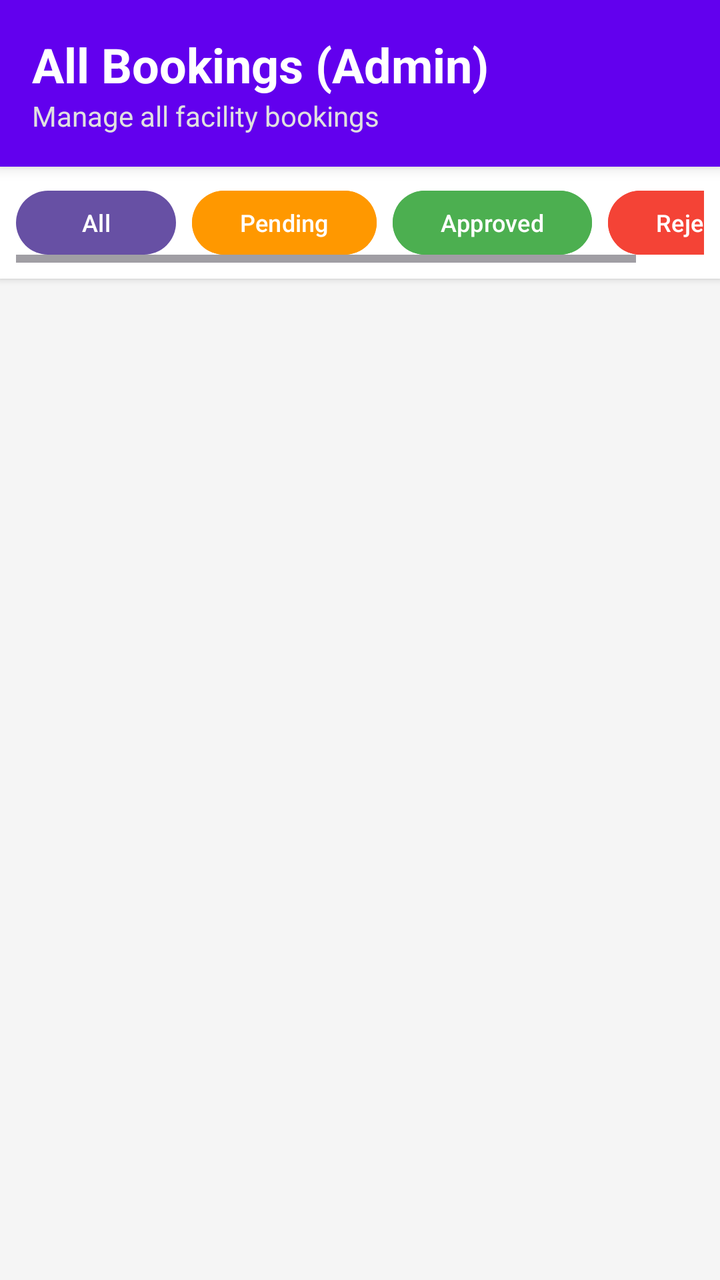
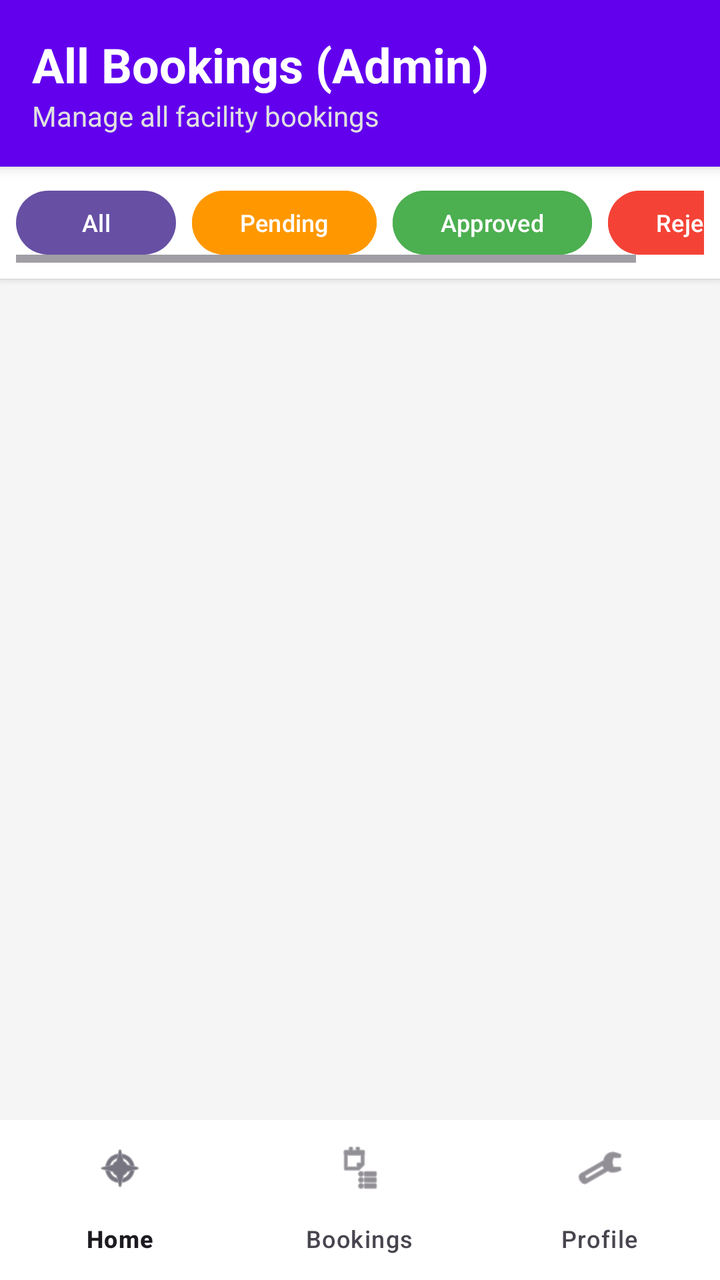

Before-and-after screenshots of an Android layout around one commit, followed by the original layout XML and the change that was made.
<!-- AndroidManifest.xml: application theme Theme.FacilityBooking -->
<!-- res/layout/activity_admin_bookings.xml -->
<?xml version="1.0" encoding="utf-8"?>
<RelativeLayout xmlns:android="http://schemas.android.com/apk/res/android"
    xmlns:app="http://schemas.android.com/apk/res-auto"
    xmlns:tools="http://schemas.android.com/tools"
    android:layout_width="match_parent"
    android:layout_height="match_parent"
    android:background="#F5F5F5"
    tools:context=".AdminBookingsActivity">

    <LinearLayout
        android:id="@+id/titleBar"
        android:layout_width="match_parent"
        android:layout_height="wrap_content"
        android:orientation="vertical"
        android:background="@color/design_default_color_primary"
        android:padding="16dp"
        android:elevation="4dp">

        <TextView
            android:layout_width="wrap_content"
            android:layout_height="wrap_content"
            android:text="All Bookings (Admin)"
            android:textSize="24sp"
            android:textStyle="bold"
            android:textColor="#FFFFFF" />

        <TextView
            android:layout_width="wrap_content"
            android:layout_height="wrap_content"
            android:text="Manage all facility bookings"
            android:textSize="14sp"
            android:textColor="#E0E0E0" />

    </LinearLayout>

    
    <HorizontalScrollView
        android:id="@+id/filterBar"
        android:layout_width="match_parent"
        android:layout_height="wrap_content"
        android:layout_below="@id/titleBar"
        android:padding="8dp"
        android:background="#FFFFFF"
        android:elevation="2dp">

        <LinearLayout
            android:layout_width="wrap_content"
            android:layout_height="wrap_content"
            android:orientation="horizontal">

            <Button
                android:id="@+id/btnFilterAll"
                android:layout_width="wrap_content"
                android:layout_height="40dp"
                android:text="All"
                android:textSize="12sp"
                android:layout_marginEnd="8dp"
                android:minWidth="80dp" />

            <Button
                android:id="@+id/btnFilterPending"
                android:layout_width="wrap_content"
                android:layout_height="40dp"
                android:text="Pending"
                android:textSize="12sp"
                android:layout_marginEnd="8dp"
                android:backgroundTint="#FF9800"
                android:minWidth="80dp" />

            <Button
                android:id="@+id/btnFilterApproved"
                android:layout_width="wrap_content"
                android:layout_height="40dp"
                android:text="Approved"
                android:textSize="12sp"
                android:layout_marginEnd="8dp"
                android:backgroundTint="#4CAF50"
                android:minWidth="80dp" />

            <Button
                android:id="@+id/btnFilterRejected"
                android:layout_width="wrap_content"
                android:layout_height="40dp"
                android:text="Rejected"
                android:textSize="12sp"
                android:backgroundTint="#F44336"
                android:minWidth="80dp" />

        </LinearLayout>

    </HorizontalScrollView>

    <androidx.recyclerview.widget.RecyclerView
        android:id="@+id/rvAdminBookings"
        android:layout_width="match_parent"
        android:layout_height="match_parent"
        android:layout_below="@id/filterBar"
        android:paddingTop="8dp"
        android:paddingBottom="8dp" />

    <TextView
        android:id="@+id/tvEmptyState"
        android:layout_width="wrap_content"
        android:layout_height="wrap_content"
        android:layout_centerInParent="true"
        android:text="No bookings found"
        android:textSize="16sp"
        android:textColor="#999999"
        android:visibility="gone" />

</RelativeLayout>
<!-- resources referenced by this layout -->
<resources>
  <style name="Theme.FacilityBooking" parent="Base.Theme.FacilityBooking" />
  <style name="Base.Theme.FacilityBooking" parent="Theme.Material3.DayNight.NoActionBar">
          
          
      </style>
</resources>

<!-- the commit's change to res/layout/activity_admin_bookings.xml (unified diff, before → after) -->
@@ -11,25 +11,25 @@
         android:id="@+id/titleBar"
         android:layout_width="match_parent"
         android:layout_height="wrap_content"
+        android:background="@color/design_default_color_primary"
+        android:elevation="4dp"
         android:orientation="vertical"
-        android:background="@color/design_default_color_primary"
-        android:padding="16dp"
-        android:elevation="4dp">
+        android:padding="16dp">
 
         <TextView
             android:layout_width="wrap_content"
             android:layout_height="wrap_content"
             android:text="All Bookings (Admin)"
+            android:textColor="#FFFFFF"
             android:textSize="24sp"
-            android:textStyle="bold"
-            android:textColor="#FFFFFF" />
+            android:textStyle="bold" />
 
         <TextView
             android:layout_width="wrap_content"
             android:layout_height="wrap_content"
             android:text="Manage all facility bookings"
-            android:textSize="14sp"
-            android:textColor="#E0E0E0" />
+            android:textColor="#E0E0E0"
+            android:textSize="14sp" />
 
     </LinearLayout>
 
@@ -39,9 +39,9 @@
         android:layout_width="match_parent"
         android:layout_height="wrap_content"
         android:layout_below="@id/titleBar"
-        android:padding="8dp"
         android:background="#FFFFFF"
-        android:elevation="2dp">
+        android:elevation="2dp"
+        android:padding="8dp">
 
         <LinearLayout
             android:layout_width="wrap_content"
@@ -52,39 +52,39 @@
                 android:id="@+id/btnFilterAll"
                 android:layout_width="wrap_content"
                 android:layout_height="40dp"
+                android:layout_marginEnd="8dp"
+                android:minWidth="80dp"
                 android:text="All"
-                android:textSize="12sp"
-                android:layout_marginEnd="8dp"
-                android:minWidth="80dp" />
+                android:textSize="12sp" />
 
             <Button
                 android:id="@+id/btnFilterPending"
                 android:layout_width="wrap_content"
                 android:layout_height="40dp"
-                android:text="Pending"
-                android:textSize="12sp"
                 android:layout_marginEnd="8dp"
                 android:backgroundTint="#FF9800"
-                android:minWidth="80dp" />
+                android:minWidth="80dp"
+                android:text="Pending"
+                android:textSize="12sp" />
 
             <Button
                 android:id="@+id/btnFilterApproved"
                 android:layout_width="wrap_content"
                 android:layout_height="40dp"
-                android:text="Approved"
-                android:textSize="12sp"
                 android:layout_marginEnd="8dp"
                 android:backgroundTint="#4CAF50"
-                android:minWidth="80dp" />
+                android:minWidth="80dp"
+                android:text="Approved"
+                android:textSize="12sp" />
 
             <Button
                 android:id="@+id/btnFilterRejected"
                 android:layout_width="wrap_content"
                 android:layout_height="40dp"
+                android:backgroundTint="#F44336"
+                android:minWidth="80dp"
                 android:text="Rejected"
-                android:textSize="12sp"
-                android:backgroundTint="#F44336"
-                android:minWidth="80dp" />
+                android:textSize="12sp" />
 
         </LinearLayout>
 
@@ -94,6 +94,7 @@
         android:id="@+id/rvAdminBookings"
         android:layout_width="match_parent"
         android:layout_height="match_parent"
+        android:layout_above="@id/bottomNavigation"
         android:layout_below="@id/filterBar"
         android:paddingTop="8dp"
         android:paddingBottom="8dp" />
@@ -104,8 +105,24 @@
         android:layout_height="wrap_content"
         android:layout_centerInParent="true"
         android:text="No bookings found"
+        android:textColor="#999999"
         android:textSize="16sp"
-        android:textColor="#999999"
         android:visibility="gone" />
 
+    <ProgressBar
+        android:id="@+id/progressBar"
+        android:layout_width="wrap_content"
+        android:layout_height="wrap_content"
+        android:layout_centerInParent="true"
+        android:visibility="gone" />
+
+    <com.google.android.material.bottomnavigation.BottomNavigationView
+        android:id="@+id/bottomNavigation"
+        android:layout_width="match_parent"
+        android:layout_height="wrap_content"
+        android:layout_alignParentBottom="true"
+        android:background="#FFFFFF"
+        android:elevation="8dp"
+        app:menu="@menu/menu_bottom_nav_admin" />
+
 </RelativeLayout>
